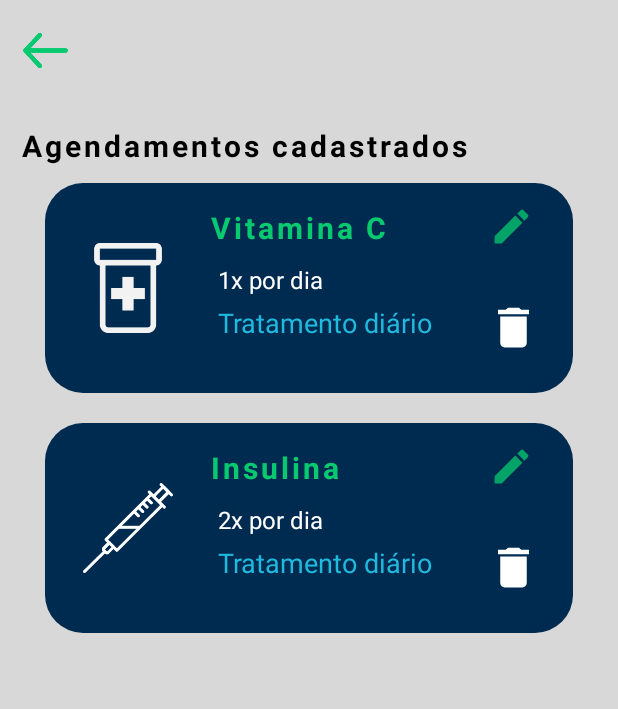
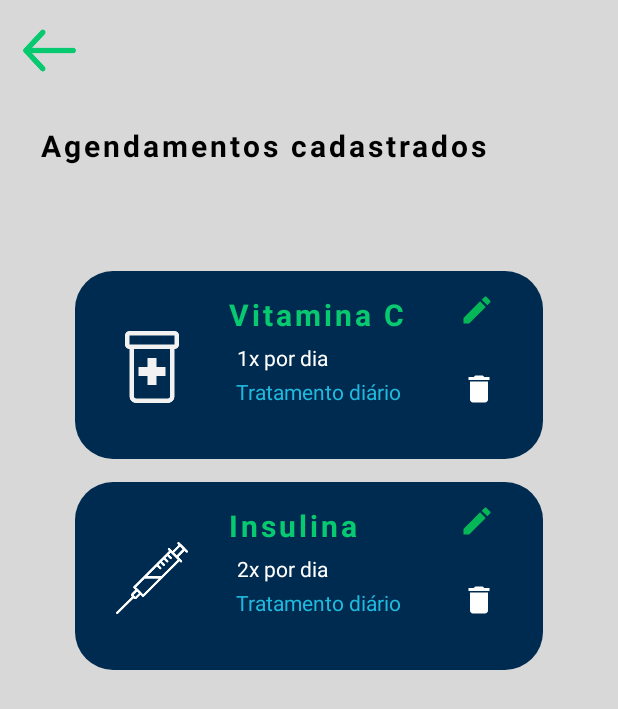
Before and after one commit to nathazz/MedTime, an Android app: the AgendamentosActivity screen opened directly, with no data from a screen before it, on a phone screen of 412 x 824 dp. Shown: the top 709 px of the screen. Run offline under Robolectric (Android 15) with nearby library versions, the phone set to English and light mode, and no system bars.

Commit message:
# RecyclerView
ajustando os elementos

```diff
--- a/app/src/main/java/com/example/medtime/activities/Adapter/AdapterMedicamento.kt
+++ b/app/src/main/java/com/example/medtime/activities/Adapter/AdapterMedicamento.kt
@@ -10,7 +10,7 @@ import androidx.recyclerview.widget.RecyclerView
 import com.example.medtime.R
 import com.example.medtime.activities.model.Medicamento
 
-//essa parte aqui n entendi mt bemkkkk😥
+//adaptando o recyclerView para um MutableList                                                                  //
 class AdapterMedicamento(private val contexto: Context, private val medicamentos: MutableList<Medicamento>) : RecyclerView.Adapter<AdapterMedicamento.MedicamentoViewHolder>() {
 
         //metodo responsável por criar os itens
--- a/app/src/main/res/layout/activity_agendamento.xml
+++ b/app/src/main/res/layout/activity_agendamento.xml
@@ -11,16 +11,30 @@
     <androidx.recyclerview.widget.RecyclerView
         android:id="@+id/recycler_medicamentos"
         android:layout_width="match_parent"
-        android:layout_height="767dp"
-        android:layout_marginTop="36dp"
-        app:layout_constraintBottom_toBottomOf="parent"
+        android:layout_height="match_parent"
+        android:clipToPadding="true"
+        android:paddingTop="165dp"
+        app:layout_constraintTop_toBottomOf="@+id/agnd_cadastrados"
+        tools:layout_editor_absoluteX="0dp" />
+
+    <TextView
+        android:id="@+id/agnd_cadastrados"
+        android:layout_width="wrap_content"
+        android:layout_height="wrap_content"
+        android:layout_marginTop="32dp"
+        android:letterSpacing="0.1"
+        android:text="Agendamentos cadastrados"
+        android:textColor="@color/black"
+        android:textSize="20sp"
+        android:textStyle="bold"
         app:layout_constraintEnd_toEndOf="parent"
+        app:layout_constraintHorizontal_bias="0.237"
         app:layout_constraintStart_toStartOf="parent"
-        app:layout_constraintTop_toBottomOf="@+id/agnd_cadastrados" />
+        app:layout_constraintTop_toBottomOf="@+id/seta2" />
 
     <ImageView
         android:id="@+id/seta2"
-        android:layout_width="30dp"
+        android:layout_width="35dp"
         android:layout_height="35dp"
         android:layout_marginTop="16dp"
         android:src="@drawable/arrow"
@@ -29,20 +43,6 @@
         app:layout_constraintStart_toStartOf="parent"
         app:layout_constraintTop_toTopOf="parent" />
 
-    <TextView
-        android:id="@+id/agnd_cadastrados"
-        android:layout_width="wrap_content"
-        android:layout_height="wrap_content"
-        android:layout_marginTop="32dp"
-        android:textSize="20sp"
-        android:textStyle="bold"
-        android:textColor="@color/black"
-        android:letterSpacing="0.1"
-        android:text="Agendamentos cadastrados"
-        app:layout_constraintEnd_toEndOf="parent"
-        app:layout_constraintHorizontal_bias="0.13"
-        app:layout_constraintStart_toStartOf="parent"
-        app:layout_constraintTop_toBottomOf="@+id/seta2" />
 
 
 </androidx.constraintlayout.widget.ConstraintLayout>
--- a/app/src/main/res/layout/medicamentos_item.xml
+++ b/app/src/main/res/layout/medicamentos_item.xml
@@ -4,15 +4,17 @@
     xmlns:tools="http://schemas.android.com/tools"
     android:layout_width="match_parent"
     android:background="@drawable/bg_btncadastro"
-    android:layout_marginTop="20dp"
-    android:layout_marginHorizontal="30dp"
-    android:layout_height="140dp">
+    android:layout_height="125dp"
+    android:layout_marginTop="15dp"
+    android:layout_marginRight="50dp"
+    android:layout_marginLeft="50dp"
+    >
 
 
     <ImageView
         android:id="@+id/fotoGota"
-        android:layout_width="60dp"
-        android:layout_height="60dp"
+        android:layout_width="52dp"
+        android:layout_height="48dp"
         android:layout_marginStart="25dp"
         android:layout_marginTop="40dp"
         android:src="@drawable/gotas"
@@ -24,7 +26,7 @@
         android:layout_width="wrap_content"
         android:layout_height="wrap_content"
         android:layout_marginStart="25dp"
-        android:layout_marginTop="16dp"
+        android:layout_marginTop="15dp"
         android:letterSpacing="0.1"
         android:text="Colírio"
         android:textColor="@color/verde_clr"
@@ -37,11 +39,11 @@
         android:id="@+id/dosagemMed"
         android:layout_width="match_parent"
         android:layout_height="wrap_content"
-        android:layout_marginStart="115dp"
+        android:layout_marginStart="108dp"
         android:layout_marginEnd="10dp"
-        android:layout_marginTop="10dp"
+        android:layout_marginTop="5dp"
         android:text="2x por dia"
-        android:textSize="16sp"
+        android:textSize="14sp"
         android:textColor="@color/white"
         app:layout_constraintEnd_toEndOf="parent"
         app:layout_constraintStart_toEndOf="@+id/fotoGota"
@@ -52,9 +54,9 @@
         android:layout_width="wrap_content"
         android:layout_height="wrap_content"
         android:layout_marginStart="30dp"
-        android:textSize="18sp"
+        android:textSize="14sp"
         android:text="26 Jun - 28 Aug"
-        android:layout_marginTop="5dp"
+        android:layout_marginTop="3dp"
         android:textColor="@color/azul_clr"
         app:layout_constraintStart_toEndOf="@+id/fotoGota"
         app:layout_constraintTop_toBottomOf="@+id/dosagemMed" />
@@ -72,7 +74,7 @@
         android:contentDescription="null"
         app:layout_constraintEnd_toEndOf="parent"
         app:layout_constraintTop_toTopOf="parent"
-        app:srcCompat="@drawable/edit2" />
+        app:srcCompat="@drawable/edit" />
 
     <ImageButton
         android:id="@+id/deletarMed"
@@ -86,7 +88,7 @@
         app:layout_constraintEnd_toEndOf="parent"
         app:layout_constraintHorizontal_bias="1.0"
         app:layout_constraintStart_toEndOf="@+id/dataMed"
-        app:srcCompat="@drawable/lixo2" />
+        app:srcCompat="@drawable/lixo" />
 
 
 </androidx.constraintlayout.widget.ConstraintLayout>
```
